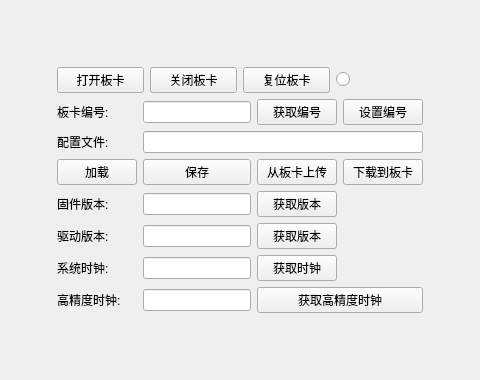
Qt form GTSController/BoradWidget.ui (whisper512/GTS) before a commit.
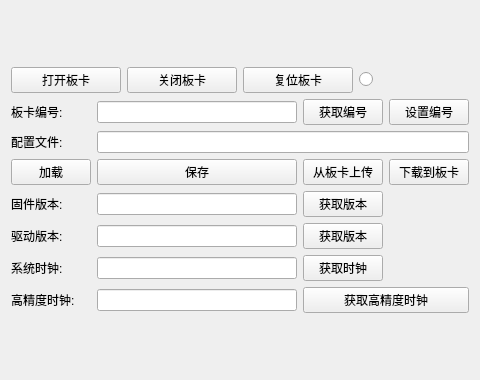
The same form after that commit.

```diff
--- a/GTSController/BoradWidget.ui
+++ b/GTSController/BoradWidget.ui
@@ -14,33 +14,7 @@
    <string>CMainWidget</string>
   </property>
   <layout class="QGridLayout" name="gridLayout_2">
-   <item row="1" column="2">
-    <spacer name="horizontalSpacer_2">
-     <property name="orientation">
-      <enum>Qt::Horizontal</enum>
-     </property>
-     <property name="sizeHint" stdset="0">
-      <size>
-       <width>40</width>
-       <height>20</height>
-      </size>
-     </property>
-    </spacer>
-   </item>
-   <item row="1" column="0">
-    <spacer name="horizontalSpacer">
-     <property name="orientation">
-      <enum>Qt::Horizontal</enum>
-     </property>
-     <property name="sizeHint" stdset="0">
-      <size>
-       <width>40</width>
-       <height>20</height>
-      </size>
-     </property>
-    </spacer>
-   </item>
-   <item row="1" column="1">
+   <item row="0" column="0">
     <layout class="QVBoxLayout" name="verticalLayout" stretch="1,9">
      <item>
       <layout class="QHBoxLayout" name="horizontalLayout">
@@ -210,32 +184,6 @@
      </item>
     </layout>
    </item>
-   <item row="2" column="1">
-    <spacer name="verticalSpacer">
-     <property name="orientation">
-      <enum>Qt::Vertical</enum>
-     </property>
-     <property name="sizeHint" stdset="0">
-      <size>
-       <width>20</width>
-       <height>40</height>
-      </size>
-     </property>
-    </spacer>
-   </item>
-   <item row="0" column="1">
-    <spacer name="verticalSpacer_2">
-     <property name="orientation">
-      <enum>Qt::Vertical</enum>
-     </property>
-     <property name="sizeHint" stdset="0">
-      <size>
-       <width>20</width>
-       <height>40</height>
-      </size>
-     </property>
-    </spacer>
-   </item>
   </layout>
  </widget>
  <layoutdefault spacing="6" margin="11"/>
```
